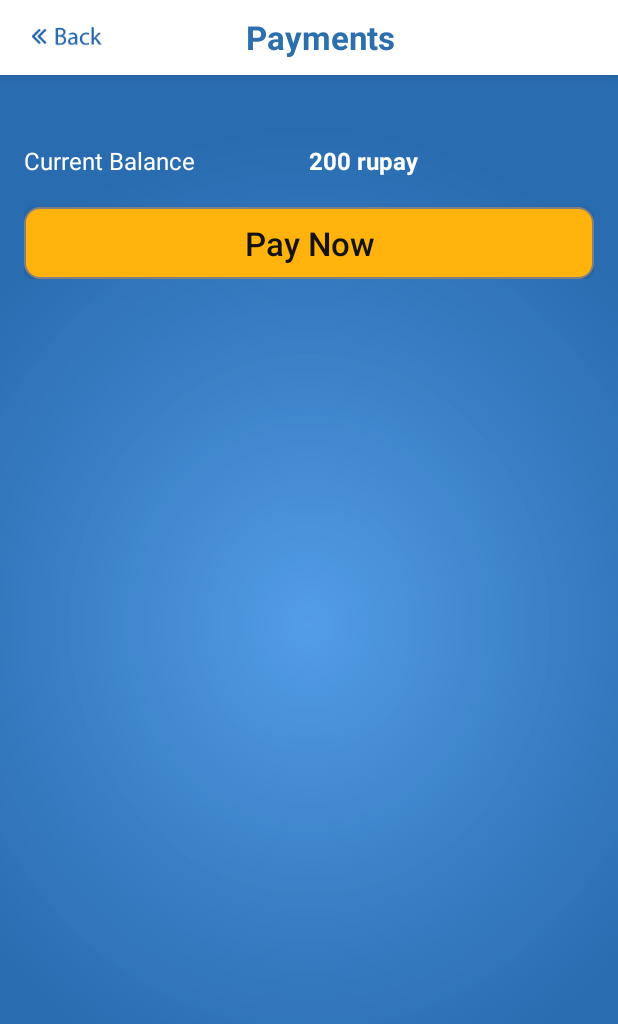
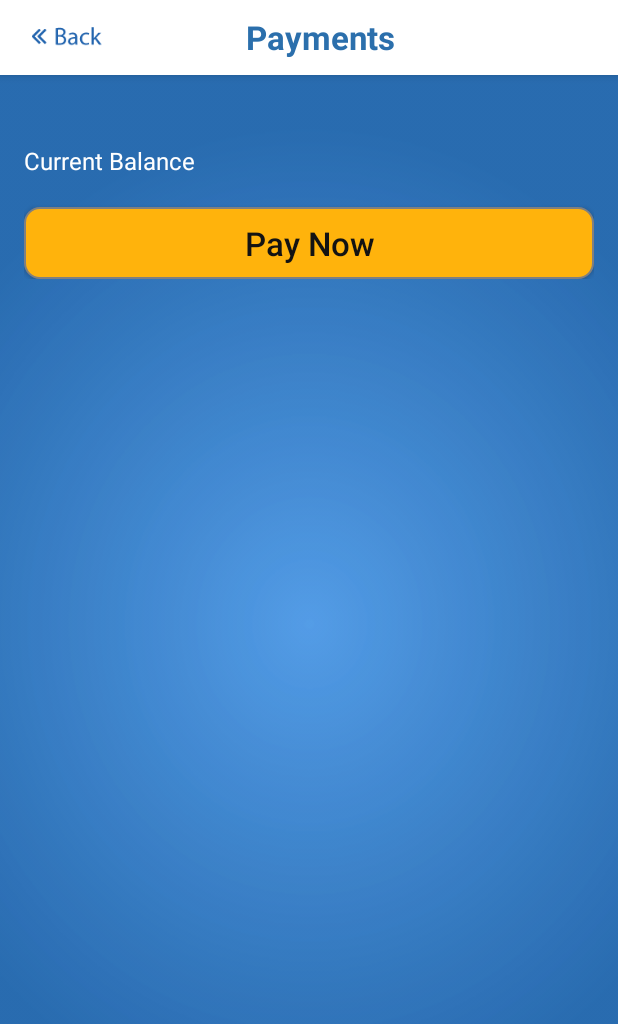
Before and after one commit to syedmuhammadawais/MilkConsumerApp, an Android app: the fragment PaymentFragment placed in its activity, on a phone screen of 412 x 824 dp. Shown: the top 1024 px of the screen. Run offline under Robolectric (Android 15) with nearby library versions, the phone set to English and light mode, and no system bars.

Commit message:
Text update

```diff
--- a/app/src/main/res/layout/fragment_payment.xml
+++ b/app/src/main/res/layout/fragment_payment.xml
@@ -74,7 +74,7 @@
                 android:layout_width="0dp"
                 android:layout_height="wrap_content"
                 android:layout_weight="1"
-                android:text="200 rupay"
+                android:text=""
                 android:textColor="@color/white"
                 android:textSize="16sp"
                 android:textStyle="bold" />
@@ -82,7 +82,6 @@
         </LinearLayout>
 
         <EditText
-
             android:visibility="gone"
             android:id="@+id/et_enter_amount"
             android:layout_width="match_parent"
```
Also changed, not shown: app/src/main/java/com/conformiz/milkconsumerapp/fragments/ProductScheduleFragment.java (+5 -5 lines), 1 other file.
